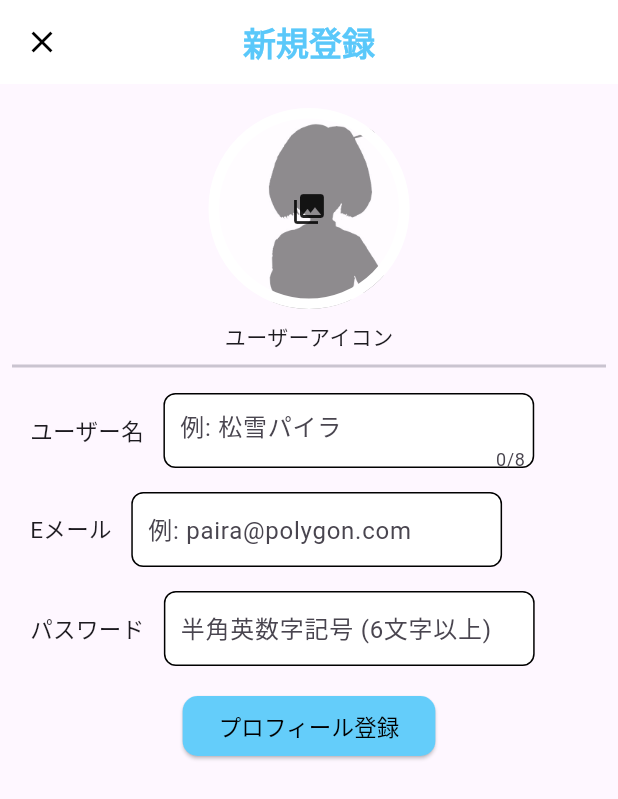
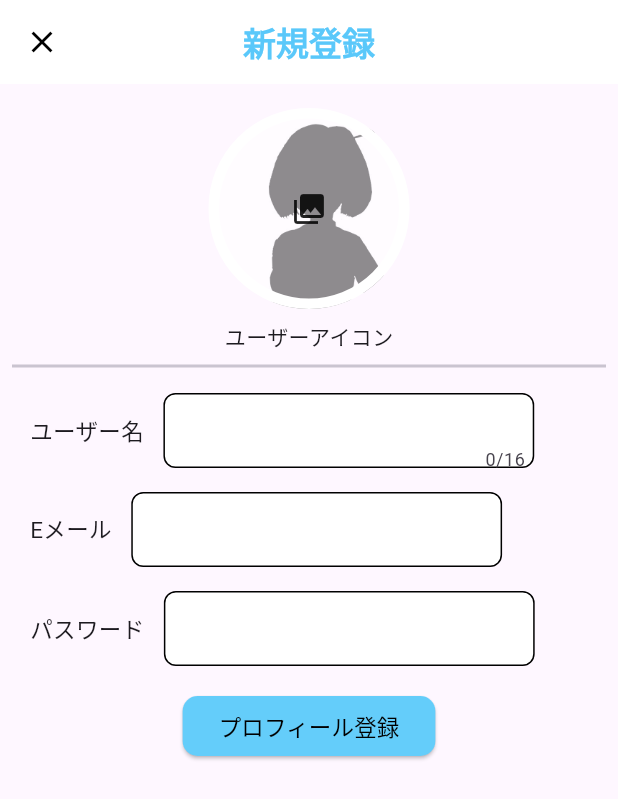
Before and after one commit to gaze11a/Polygon-chat, a Flutter app: the CreateProfile screen opened directly, on a phone screen of 412 x 824 dp. Shown: the top 799 px of the screen. Run offline on Flutter 3.47's test engine with Material 3 defaults, Android fonts, the phone set to English and light mode, and no system bars; our stand-ins replace cloud_firestore, firebase_auth, firebase_core, firebase_messaging, firebase_storage, flutter_image_compress and 3 more; missing offline and left inert: firebase_app_check, flutter_email_sender; accounts and stored records are empty.

Commit message:
modified loading dialog

```diff
--- a/lib/create_profile.dart
+++ b/lib/create_profile.dart
@@ -102,9 +102,9 @@ class CreateProfileState extends State<CreateProfile> {
                       height: 20.0,
                       thickness: 2.0,
                     ),
-                    model.textForm(context, 'ユーザー名', '例: 松雪パイラ'),
-                    model.textForm(context, 'Eメール', '例: paira@polygon.com'),
-                    model.textForm(context, 'パスワード', '半角英数字記号 (6文字以上)'),
+                    model.textForm(context, 'ユーザー名'),
+                    model.textForm(context, 'Eメール'),
+                    model.textForm(context, 'パスワード'),
                     Padding(
                       padding: const EdgeInsets.only(top: 8.0),
                       child: ElevatedButton(
@@ -116,7 +116,7 @@ class CreateProfileState extends State<CreateProfile> {
                         ),
                         onPressed: () async {
                           loadingDialog(context);
-                          model.checkform(context);
+                          model.checkForm(context);
 
                           try {
                             DocumentSnapshot docSnapshot =
@@ -142,7 +142,6 @@ class CreateProfileState extends State<CreateProfile> {
                                     'imageURL': userImage,
                                     'headerURL': '',
                                     'comment': '',
-                                    'hobby': '',
                                     'mail': model.userMail,
                                     'createdAt': Timestamp.now(),
                                   },
@@ -153,6 +152,8 @@ class CreateProfileState extends State<CreateProfile> {
                                     .doc(model.userName)
                                     .set({'fcmtoken': []});
                               }
+
+                              closeLoadingDialog(navigatorKey.currentContext!);
 
                               showDialog(
                                 context: navigatorKey.currentContext!,
@@ -175,11 +176,13 @@ class CreateProfileState extends State<CreateProfile> {
                                 },
                               );
                             } else {
+                              closeLoadingDialog(navigatorKey.currentContext!);
                               model.dialog(
                                   navigatorKey.currentContext!,
                                   "そのユーザー名は既に登録されています。");
                             }
                           } catch (e) {
+                            closeLoadingDialog(navigatorKey.currentContext!);
                             model.dialog(
                                 navigatorKey.currentContext!,
                                 "エラーが発生しました: ${e.toString()}");
--- a/lib/model.dart
+++ b/lib/model.dart
@@ -18,7 +18,7 @@ class Model extends ChangeNotifier {
   String userHeader = '';
   String userPassword = '';
   String infoText = '';
-
+  String passwordError = '';
 
 
   Future<File?> compressImage(File imageFile, int quality) async {
@@ -39,6 +39,7 @@ class Model extends ChangeNotifier {
       final pickedFile = await ImagePicker().pickImage(source: ImageSource.gallery);
       if (pickedFile == null) {
         debugPrint("[DEBUG] No image selected.");
+        closeLoadingDialog(navigatorKey.currentContext!);
         return ""; // 空文字を返す（AssetImage を使う）
       }
 
@@ -48,7 +49,7 @@ class Model extends ChangeNotifier {
       File? compressedFile = await compressImage(imageFile, 50);
       if (compressedFile == null) {
         debugPrint("[DEBUG] Image compression failed.");
-        Navigator.of(navigatorKey.currentContext!).pop();
+        closeLoadingDialog(navigatorKey.currentContext!);
         return ""; // 空文字を返す（AssetImage を使う）
       }
 
@@ -58,11 +59,11 @@ class Model extends ChangeNotifier {
       String imageURL = await snapshot.ref.getDownloadURL();
 
       debugPrint("[DEBUG] Upload successful. Image URL: $imageURL");
-      Navigator.of(navigatorKey.currentContext!).pop();
+      closeLoadingDialog(navigatorKey.currentContext!);
       return imageURL;
     } catch (e) {
       debugPrint("[ERROR] Firebase upload failed: $e");
-      Navigator.of(navigatorKey.currentContext!).pop();
+      closeLoadingDialog(navigatorKey.currentContext!);
       return "";
     }
   }
@@ -171,9 +172,6 @@ class Model extends ChangeNotifier {
     }
   }
 
-
-
-
   // 🔹 パスワード入力用のダイアログ
   Future<String?> showPasswordDialog(BuildContext context) async {
     String password = "";
@@ -227,23 +225,29 @@ class Model extends ChangeNotifier {
     ) ?? false;
   }
 
-  checkform(BuildContext context) {
+
+  void checkForm(BuildContext context) {
     if (userName.isEmpty) {
-      Navigator.of(context).pop();
       dialog(context, 'ユーザー名を入力してください');
+    } else if (userName.length > 16) {
+      dialog(context, 'ユーザー名は16文字以内で入力してください');
     } else if (userMail.isEmpty) {
-      Navigator.of(context).pop();
       dialog(context, 'メールアドレスを入力してください');
     } else if (userPassword.isEmpty) {
-      Navigator.of(context).pop();
       dialog(context, 'パスワードを入力してください');
+    } else if (userPassword.length < 8 || userPassword.length > 16) {
+      dialog(context, 'パスワードは半角英数字8文字以上16文字以内で入力してください');
     }
   }
 
-  Widget textForm(BuildContext context, String title, String hinttext) {
+
+  Widget textForm(BuildContext context, String title) {
     Size size = MediaQuery.of(context).size;
 
-    return Row(
+    return Column(
+      crossAxisAlignment: CrossAxisAlignment.start,
+      children: [
+        Row(
           children: <Widget>[
             Padding(
               padding: const EdgeInsets.only(left: 12.0, right: 5.0),
@@ -259,13 +263,12 @@ class Model extends ChangeNotifier {
                     border: Border.all(color: Colors.black),
                     borderRadius: const BorderRadius.all(Radius.circular(8.0))),
                 child: TextField(
-              maxLength: (title == 'ユーザー名') ? 8 : null,
+                  maxLength: (title == 'ユーザー名') ? 16 : null,
                   obscureText: (title == 'パスワード') ? true : false,
-              decoration: InputDecoration(
+                  decoration: const InputDecoration(
                       border: InputBorder.none,
-                  contentPadding: const EdgeInsets.only(
-                      top: 5.0, bottom: 5.0, left: 10.0, right: 5.0),
-                  hintText: hinttext),
+                      contentPadding: EdgeInsets.only(
+                          top: 5.0, bottom: 5.0, left: 10.0, right: 5.0)),
                   onChanged: (text) {
                     switch (title) {
                       case 'ユーザー名':
@@ -283,6 +286,16 @@ class Model extends ChangeNotifier {
               ),
             ),
           ],
+        ),
+        if (title == 'パスワード' && passwordError.isNotEmpty) // 🔹 パスワードのエラーがあれば表示
+          Padding(
+            padding: const EdgeInsets.only(left: 12.0),
+            child: Text(
+              passwordError,
+              style: const TextStyle(color: Colors.red, fontSize: 12),
+            ),
+          ),
+      ],
     );
   }
 }
--- a/lib/routes/account/account.dart
+++ b/lib/routes/account/account.dart
@@ -45,7 +45,6 @@ class AccountPageState extends State<AccountPage> {
     userImage = prefs.getString('image') ?? '';
     userHeader = prefs.getString('header') ?? '';
     comment = prefs.getString('comment') ?? '';
-    hobby = prefs.getString('hobby') ?? '';
   }
 
   @override
```
Also changed, not shown: lib/loading_dialog.dart (+7 -1 lines), lib/user_login.dart (+8 -0 lines), 4 other files. Lines whose indentation alone changed are shown as unchanged.
